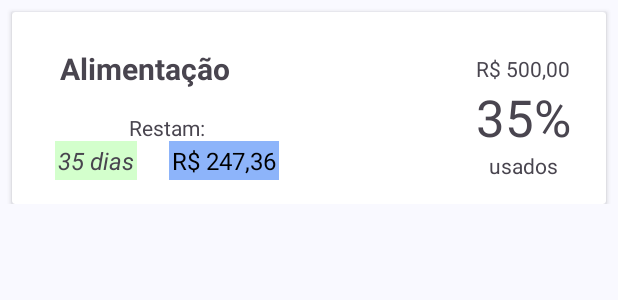
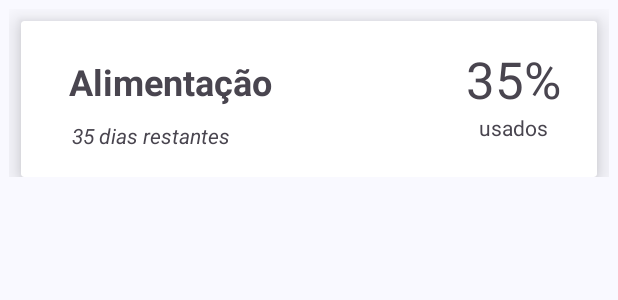
Before and after one commit to jonathas-silva/Domestic-Budget, an Android app: the layout item_categorias.xml on its own in the app's theme, with its tools: preview values and no code run, on a phone screen of 412 x 824 dp. Shown: the top 300 px of the screen. Run offline under Robolectric (Android 15) with nearby library versions, the phone set to English and light mode, and no system bars.

Commit message:
limpeza no layout do card de categoria

```diff
--- a/app/src/main/java/com/example/domesticbudget/CategoriasAdapter.kt
+++ b/app/src/main/java/com/example/domesticbudget/CategoriasAdapter.kt
@@ -41,9 +41,9 @@ class CategoriasAdapter(
     ) : ViewHolder(itemView) {
 
         val nomeCategoria: TextView = itemView.findViewById(R.id.nomeCategoria)
-        val valorCategoria: TextView = itemView.findViewById(R.id.valorCategoria)
+        //val valorCategoria: TextView = itemView.findViewById(R.id.valorCategoria)
         val periodo: TextView = itemView.findViewById(R.id.txtPeriodoOrcamento)
-        val valorRestante: TextView = itemView.findViewById(R.id.txtValorRestante)
+        //val valorRestante: TextView = itemView.findViewById(R.id.txtValorRestante)
         val container: ConstraintLayout = itemView.findViewById(R.id.containerItemCategorias)
         val porcentagemRestante: TextView = itemView.findViewById(R.id.textRestantePercentagem)
 
@@ -86,7 +86,7 @@ class CategoriasAdapter(
 
 
         holder.nomeCategoria.text = categoria.nome
-        holder.valorCategoria.text = "R$ ${categoria.valor.format()}"
+        //holder.valorCategoria.text = "R$ ${categoria.valor.format()}"
 
         val diasRestantes = calcularEntreDatas(categoria.periodo)
         holder.periodo.text = if (diasRestantes == "1") {
@@ -101,7 +101,7 @@ class CategoriasAdapter(
         val soma = recuperarSoma(categoria.idCategoria)
         val restante = categoria.valor - soma
 
-        holder.valorRestante.text = "R$ ${restante.format()}"
+        //holder.valorRestante.text = "R$ ${restante.format()}"
 
         //Calculo da porcentagem restante
         val porcentagem = (100 - ((restante / categoria.valor) * 100).roundToInt())
--- a/app/src/main/res/layout/fragment_gastos.xml
+++ b/app/src/main/res/layout/fragment_gastos.xml
@@ -17,31 +17,16 @@
         app:layout_constraintStart_toStartOf="parent"
         app:layout_constraintTop_toTopOf="parent" />
 
-    <ProgressBar
-        android:id="@+id/progressBar"
-        style="?android:attr/progressBarStyleHorizontal"
-        android:layout_width="0dp"
-        android:layout_height="wrap_content"
-        android:layout_marginStart="32dp"
-        android:layout_marginTop="16dp"
-        android:layout_marginEnd="32dp"
-        android:progress="50"
-        app:layout_constraintEnd_toEndOf="parent"
-        app:layout_constraintHorizontal_bias="0.5"
-        app:layout_constraintStart_toStartOf="parent"
-        app:layout_constraintTop_toBottomOf="@+id/spinnerCategorias" />
-
     <androidx.recyclerview.widget.RecyclerView
         android:id="@+id/recyclerGastos"
         android:layout_width="match_parent"
         android:layout_height="0dp"
-        android:layout_marginTop="16dp"
         android:layout_marginBottom="8dp"
         app:layout_constraintBottom_toBottomOf="parent"
         app:layout_constraintEnd_toEndOf="parent"
         app:layout_constraintHorizontal_bias="1.0"
         app:layout_constraintStart_toStartOf="parent"
-        app:layout_constraintTop_toBottomOf="@+id/progressBar"
+        app:layout_constraintTop_toBottomOf="@+id/spinnerCategorias"
         tools:listitem="@layout/item_gastos">
 
     </androidx.recyclerview.widget.RecyclerView>
--- a/app/src/main/res/layout/item_categorias.xml
+++ b/app/src/main/res/layout/item_categorias.xml
@@ -3,7 +3,8 @@
     xmlns:app="http://schemas.android.com/apk/res-auto"
     xmlns:tools="http://schemas.android.com/tools"
     android:layout_width="match_parent"
-    android:layout_height="wrap_content">
+    android:layout_height="wrap_content"
+    android:padding="6dp">
 
     <androidx.cardview.widget.CardView
         android:layout_width="match_parent"
@@ -11,6 +12,7 @@
         android:layout_marginStart="8dp"
         android:layout_marginTop="8dp"
         android:layout_marginEnd="8dp"
+        app:cardElevation="10dp"
         app:layout_constraintEnd_toEndOf="parent"
         app:layout_constraintHorizontal_bias="0.5"
         app:layout_constraintStart_toStartOf="parent"
@@ -30,86 +32,46 @@
                 android:layout_marginStart="24dp"
                 android:layout_marginTop="16dp"
                 android:text="Alimentação"
-                android:textSize="20sp"
+                android:textSize="24sp"
                 android:textStyle="bold"
                 app:layout_constraintStart_toStartOf="parent"
                 app:layout_constraintTop_toTopOf="parent" />
 
             <TextView
-                android:id="@+id/valorCategoria"
-                android:layout_width="wrap_content"
-                android:layout_height="wrap_content"
-                android:layout_marginEnd="16dp"
-                android:text="R$ 500,00"
-                app:layout_constraintBottom_toBottomOf="@+id/nomeCategoria"
-                app:layout_constraintEnd_toEndOf="parent"
-                app:layout_constraintTop_toTopOf="@+id/nomeCategoria" />
-
-            <TextView
-                android:id="@+id/txtValorRestante"
-                android:layout_width="wrap_content"
-                android:layout_height="wrap_content"
-                android:background="#8DB4FA"
-                android:padding="2dp"
-                android:text="R$ 247,36"
-                android:textColor="@android:color/black"
-                android:textSize="16sp"
-                app:layout_constraintBottom_toBottomOf="@+id/txtPeriodoOrcamento"
-                app:layout_constraintEnd_toStartOf="@id/guideline"
-                app:layout_constraintHorizontal_bias="0.5"
-                app:layout_constraintStart_toEndOf="@+id/txtPeriodoOrcamento" />
-
-            <TextView
                 android:id="@+id/txtPeriodoOrcamento"
                 android:layout_width="wrap_content"
                 android:layout_height="wrap_content"
-                android:background="@color/cor_realce_periodo"
+                android:layout_marginStart="24dp"
+                android:layout_marginTop="8dp"
                 android:padding="2dp"
-                android:text="35 dias"
-                android:textSize="16sp"
+                android:text="35 dias restantes"
+                android:textSize="14sp"
                 android:textStyle="italic"
                 app:layout_constraintBottom_toBottomOf="parent"
-                app:layout_constraintEnd_toStartOf="@+id/txtValorRestante"
-                app:layout_constraintHorizontal_bias="0.5"
-                app:layout_constraintStart_toStartOf="parent" />
+                app:layout_constraintStart_toStartOf="parent"
+                app:layout_constraintTop_toBottomOf="@+id/nomeCategoria" />
 
             <TextView
                 android:id="@+id/textRestantePercentagem"
                 android:layout_width="wrap_content"
                 android:layout_height="wrap_content"
-                android:layout_marginHorizontal="16sp"
+                android:layout_marginEnd="16dp"
                 android:text="35%"
                 android:textSize="34sp"
                 app:layout_constraintBottom_toTopOf="@+id/textView5"
-                app:layout_constraintEnd_toEndOf="@+id/textView5"
-                app:layout_constraintStart_toStartOf="@+id/textView5"
-                app:layout_constraintTop_toBottomOf="@+id/valorCategoria" />
+                app:layout_constraintEnd_toEndOf="parent"
+                app:layout_constraintTop_toTopOf="parent"
+                app:layout_constraintVertical_chainStyle="packed" />
 
             <TextView
                 android:id="@+id/textView5"
                 android:layout_width="wrap_content"
                 android:layout_height="wrap_content"
-                android:layout_marginHorizontal="24sp"
                 android:text="usados"
                 app:layout_constraintBottom_toBottomOf="parent"
-                app:layout_constraintEnd_toEndOf="parent" />
-
-            <TextView
-                android:id="@+id/textView7"
-                android:layout_width="wrap_content"
-                android:layout_height="wrap_content"
-                android:layout_marginTop="16dp"
-                android:text="Restam:"
-                app:layout_constraintEnd_toStartOf="@+id/guideline"
-                app:layout_constraintStart_toStartOf="parent"
-                app:layout_constraintTop_toBottomOf="@+id/nomeCategoria" />
-
-            <androidx.constraintlayout.widget.Guideline
-                android:id="@+id/guideline"
-                android:layout_width="wrap_content"
-                android:layout_height="wrap_content"
-                android:orientation="vertical"
-                app:layout_constraintGuide_percent="0.5013193" />
+                app:layout_constraintEnd_toEndOf="@+id/textRestantePercentagem"
+                app:layout_constraintStart_toStartOf="@+id/textRestantePercentagem"
+                app:layout_constraintTop_toBottomOf="@+id/textRestantePercentagem" />
 
         </androidx.constraintlayout.widget.ConstraintLayout>
     </androidx.cardview.widget.CardView>
```
